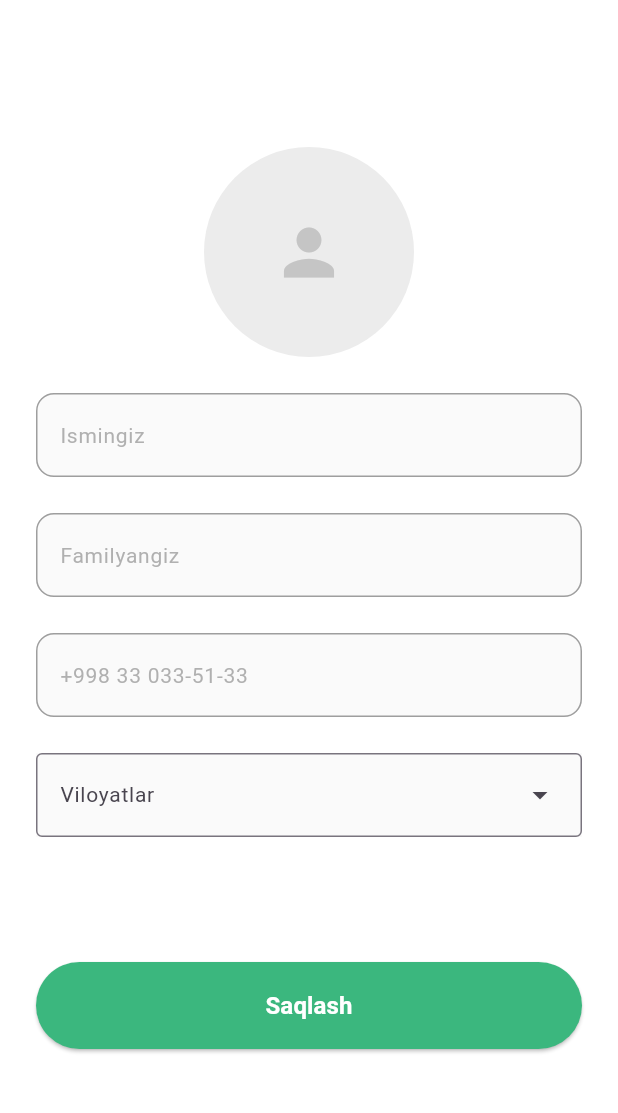
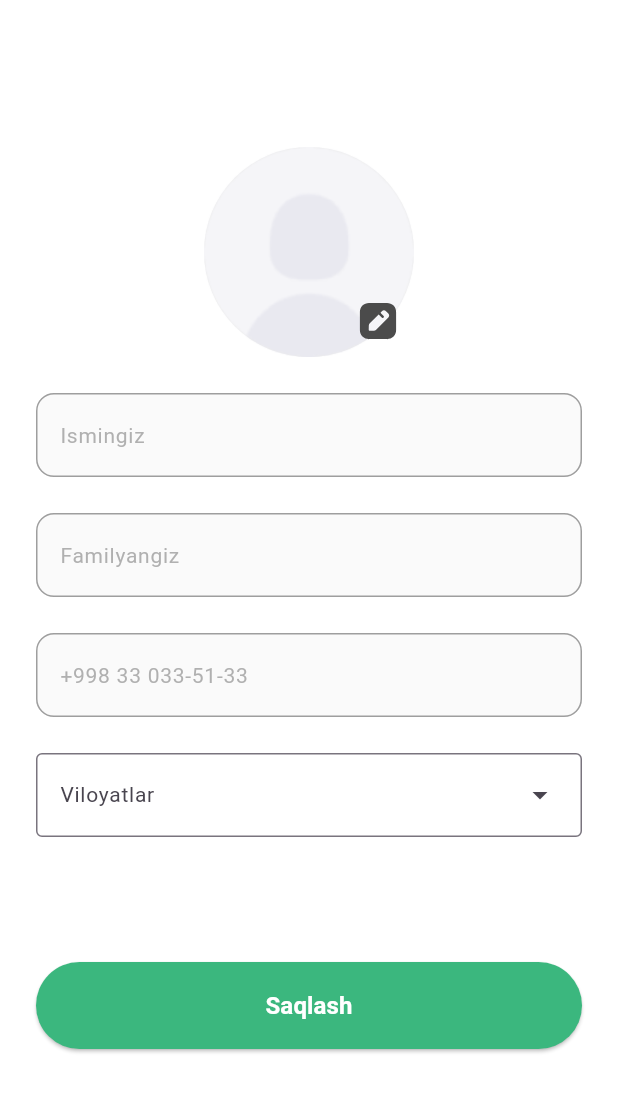
Before and after one commit to MANIFESTOR-28032/air_travel, a Flutter app: the DataEntryPage screen opened by its route, on a phone screen of 412 x 824 dp, the part 62-1175 px from its top. Run offline on Flutter 3.47's test engine with Material 3 defaults, Android fonts, the phone set to English and light mode, and no system bars; our stand-ins replace flutter_svg, go_router, image_picker, pinput.

Commit message:
Rasm qoshildi

```diff
--- a/lib/SignUp/presentation/pages/DataEntry_page.dart
+++ b/lib/SignUp/presentation/pages/DataEntry_page.dart
@@ -1,7 +1,10 @@
+import 'package:air_travel/SignUp/presentation/widgets/ProfileImageSelector_widget.dart';
 import 'package:air_travel/SignUp/presentation/widgets/TextField_widget.dart';
 import 'package:air_travel/SignUp/presentation/widgets/appBar_SignUp_widget.dart';
+import 'package:air_travel/travel/data/models/register_view_model.dart';
 import 'package:air_travel/utils/AppColors.dart';
 import 'package:flutter/material.dart';
+import 'package:flutter_svg/flutter_svg.dart';
 import 'package:go_router/go_router.dart';
 
 class DataEntryPage extends StatefulWidget {
@@ -12,6 +15,13 @@ class DataEntryPage extends StatefulWidget {
 }
 
 class _DataEntryPageState extends State<DataEntryPage> {
+  late String name, surname, number, my_province;
+
+  var controller = TextEditingController();
+  var nameController = TextEditingController();
+  var surnameController = TextEditingController();
+  var numberController = TextEditingController();
+  var regionController = TextEditingController();
   String? selected_region;
   final List<String> regions = [
     'Toshkent',
@@ -28,6 +38,7 @@ class _DataEntryPageState extends State<DataEntryPage> {
     'Sirdaryo',
     'Qoraqalpog‘iston',
   ];
+  // final RegisterViewModel viewModel;
 
   @override
   Widget build(BuildContext context) {
@@ -45,25 +56,17 @@ class _DataEntryPageState extends State<DataEntryPage> {
             Column(
               spacing: 24,
               children: [
-                Center(
-                  child: CircleAvatar(
-                    backgroundColor: Colors.grey.withValues(alpha: 0.2),
-                    radius: 70,
-                    child: Icon(
-                      color: Colors.grey.withValues(alpha: 0.5),
-                      Icons.person,
-                      size: 50,
+                ProfileimageselectorItem(viewModel: RegisterViewModel()),
+                TextFieldItem(text: 'Ismingiz', controller: nameController),
+                TextFieldItem(
+                  text: 'Familyangiz',
+                  controller: surnameController,
                 ),
+                TextFieldItem(
+                  text: '+998 33 033-51-33',
+                  controller: numberController,
                 ),
-                ),
-                TextFieldItem(text: 'Ismingiz'),
-                TextFieldItem(text: 'Familyangiz'),
-                TextFieldItem(text: '+998 33 033-51-33'),
-                Container(
-                  decoration: BoxDecoration(
-                    color: Color(0xff0ffFAFAFA),
-                  ),
-                  child: DropdownMenu<String>(
+                DropdownMenu<String>(
                   width: double.infinity,
                   hintText: "Viloyatlar",
                   textStyle: TextStyle(
@@ -80,15 +83,18 @@ class _DataEntryPageState extends State<DataEntryPage> {
                   }).toList(),
                   onSelected: (YangiTanlov) {
                     setState(() {
+                      regionController =
+                          controller.value.text as TextEditingController;
                       selected_region = YangiTanlov;
                     });
                   },
-                  ),
                 ),
               ],
             ),
             ElevatedButton(
               onPressed: () {
+                name = controller.value.text;
+                surname = controller.value.text;
                 context.go('/home');
               },
               style: ButtonStyle(
--- a/lib/SignUp/presentation/pages/EnterNumber_page.dart
+++ b/lib/SignUp/presentation/pages/EnterNumber_page.dart
@@ -7,7 +7,9 @@ import 'package:flutter_svg/flutter_svg.dart';
 import 'package:go_router/go_router.dart';
 
 class EnterNumberPage extends StatelessWidget {
-  const EnterNumberPage({super.key});
+   EnterNumberPage({super.key});
+  late String PhoneNumber;
+  var controller = TextEditingController();
 
   @override
   Widget build(BuildContext context) {
@@ -66,6 +68,7 @@ class EnterNumberPage extends StatelessWidget {
             ),
             ElevatedButton(
               onPressed: () {
+                PhoneNumber = controller.value.text;
                 context.go('/enter_the_code');
               },
               style: ButtonStyle(
--- /dev/null
+++ b/lib/SignUp/presentation/widgets/ProfileImageSelector_widget.dart
@@ -0,0 +1,71 @@
+import 'dart:io';
+
+import 'package:air_travel/travel/data/models/register_view_model.dart';
+import 'package:flutter/material.dart';
+import 'package:flutter_svg/svg.dart';
+
+class ProfileimageselectorItem extends StatelessWidget {
+  const ProfileimageselectorItem({
+    super.key,
+    required this.viewModel,
+  });
+
+  final RegisterViewModel viewModel;
+
+  @override
+  Widget build(BuildContext context) {
+    return ListenableBuilder(
+      listenable: viewModel,
+      builder: (context, widget) => Center(
+        child: Stack(
+          children: [
+            CircleAvatar(
+              backgroundColor: Colors.grey.withValues(alpha: 0.2),
+              radius: 70,
+              child: viewModel.image != null
+                  ? ProfileImage(image: viewModel.image!)
+                  : Image.asset(
+                      viewModel.defaultProfileImage,
+                      fit: BoxFit.fill,
+                    ),
+            ),
+            Positioned(
+              right: 0,
+              bottom: 0,
+              child: IconButton(
+                padding: EdgeInsets.zero,
+                icon: SvgPicture.asset(
+                  "TravelAssets/icons/izmenit.svg",
+                  width: 29,
+                  height: 29,
+                  fit: BoxFit.cover,
+                ),
+                onPressed: () => viewModel.pickImage(),
+              ),
+            ),
+          ],
+        ),
+      ),
+    );
+  }
+}
+
+class ProfileImage extends StatelessWidget {
+  const ProfileImage({super.key, required this.image});
+
+  final File image;
+
+  @override
+  Widget build(BuildContext context) {
+    return Center(
+      child: SizedBox(
+        width: 140,
+        height: 140,
+        child: ClipRRect(
+          borderRadius: BorderRadius.circular(70),
+          child: Image.file(image, fit: BoxFit.cover),
+        ),
+      ),
+    );
+  }
+}
--- a/lib/SignUp/presentation/widgets/TextField_widget.dart
+++ b/lib/SignUp/presentation/widgets/TextField_widget.dart
@@ -2,7 +2,10 @@ import 'package:air_travel/utils/AppColors.dart';
 import 'package:flutter/material.dart';
 
 class TextFieldItem extends StatelessWidget {
-  const TextFieldItem({super.key, required this.text});
+  const TextFieldItem(
+      {super.key,
+      required this.text,
+      required TextEditingController controller});
 
   final String text;
 
--- a/lib/main.dart
+++ b/lib/main.dart
@@ -2,9 +2,11 @@ import 'package:air_travel/OnBoarding/presentation/pages/OnPoarding_page.dart';
 import 'package:air_travel/SignUp/presentation/pages/DataEntry_page.dart';
 import 'package:air_travel/SignUp/presentation/pages/EnterNumber_page.dart';
 import 'package:air_travel/SignUp/presentation/pages/EnterTheCode_page.dart';
+import 'package:air_travel/profile/presentation/pages/profile_page.dart';
 import 'package:air_travel/travel/presentation/pages/HomeView_page.dart';
 import 'package:air_travel/travel/presentation/pages/MoreDetails_page.dart';
 import 'package:flutter/material.dart';
+import 'package:flutter/services.dart';
 import 'package:go_router/go_router.dart';
 
 import 'travel/presentation/widgets/TourPackage_widget.dart';
@@ -12,6 +14,10 @@ import 'travel/presentation/widgets/TourPackage_widget.dart';
 GoRouter router = GoRouter(
   initialLocation: '/',
   routes: [
+    GoRoute(
+      path: '/profile',
+      builder: (context, state) => ProfilePage(),
+    ),
     GoRoute(
       path: '/data_entry',
       builder: (context, state) => DataEntryPage(),
@@ -33,13 +39,15 @@ GoRouter router = GoRouter(
       builder: (context, state) => HomeView(),
     ),
     GoRoute(
-      path: 'details',
+      path: '/detail',
       builder: (context, state) => MoreDetails(),
     ),
   ],
 );
 
 void main() {
+  WidgetsFlutterBinding.ensureInitialized();
+  SystemChrome.setEnabledSystemUIMode(SystemUiMode.immersiveSticky);
   runApp(const MyApp());
 }
 
--- /dev/null
+++ b/lib/travel/data/models/register_view_model.dart
@@ -0,0 +1,19 @@
+import 'dart:io';
+
+import 'package:flutter/material.dart';
+import 'package:image_picker/image_picker.dart';
+
+class RegisterViewModel extends ChangeNotifier {
+  final String defaultProfileImage =
+      "TravelAssets/images/default_profile_picker.png";
+  File? image;
+
+  Future<void> pickImage() async {
+    final picker = ImagePicker();
+    final PickedFile = await picker.pickImage(source: ImageSource.gallery);
+    if (PickedFile != null) {
+      image = File(PickedFile.path);
+      notifyListeners();
+    }
+  }
+}
--- a/lib/travel/presentation/widgets/Tariffs_widget.dart
+++ b/lib/travel/presentation/widgets/Tariffs_widget.dart
@@ -63,7 +63,6 @@ class TariffsItem extends StatelessWidget {
                     ),
                   ],
                 ),
-
                 Text(
                   text,
                   style: TextStyle(
--- a/lib/travel/presentation/widgets/TravelDay_widget.dart
+++ b/lib/travel/presentation/widgets/TravelDay_widget.dart
@@ -11,7 +11,6 @@ class TravelDayItem_widget extends StatelessWidget {
   @override
   Widget build(BuildContext context) {
     return Container(
-      width: 108,
       height: 25,
       decoration: BoxDecoration(
         border: Border.all(
@@ -66,6 +65,7 @@ class TravelDayItem_widget extends StatelessWidget {
               fontSize: 14,
             ),
           ),
+          SizedBox(width: 3),
         ],
       ),
     );
--- a/pubspec.yaml
+++ b/pubspec.yaml
@@ -37,6 +37,7 @@ dependencies:
   flutter_svg: ^2.0.17
   go_router: ^14.6.3
   pinput: ^5.0.1
+  image_picker: ^1.1.2
 
 dev_dependencies:
   flutter_test:
```
Also changed, not shown: lib/profile/presentation/pages/profile_page.dart (added, +10 -0 lines), lib/travel/presentation/pages/HomeView_page.dart (+3 -8 lines), lib/travel/presentation/pages/MoreDetails_page.dart (+4 -10 lines), lib/travel/presentation/widgets/BottomNavBar_widget.dart (+6 -2 lines), lib/travel/presentation/widgets/TariffDetail_widget.dart (+6 -2 lines), lib/travel/presentation/widgets/TourPackage_widget.dart (+9 -8 lines), TravelAssets/icons/izmenit.svg (added), TravelAssets/images/default_profile_picker.png (added), pubspec.lock. Lines whose indentation alone changed are shown as unchanged.
